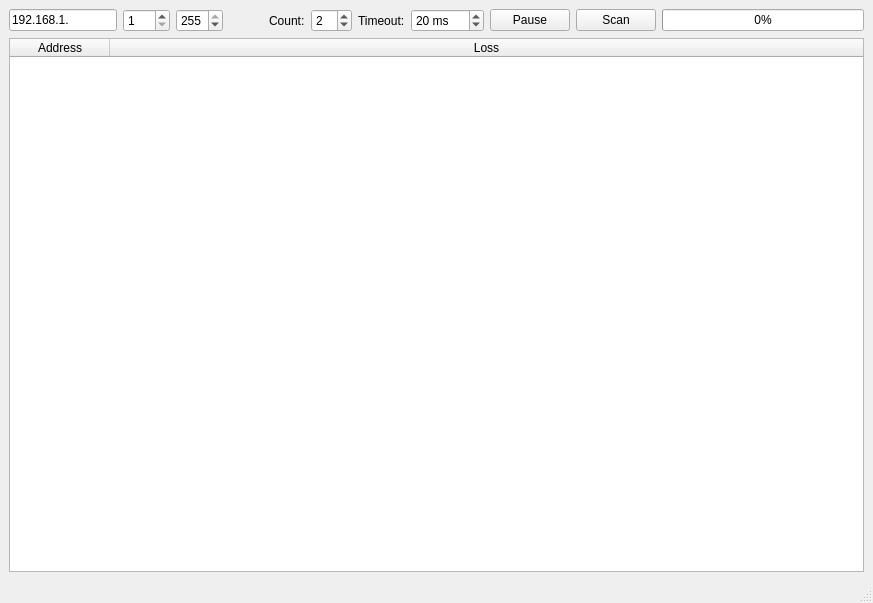
First picture: the form in mainwindow.ui, repository CJayM/NetworkTools, before the edit.
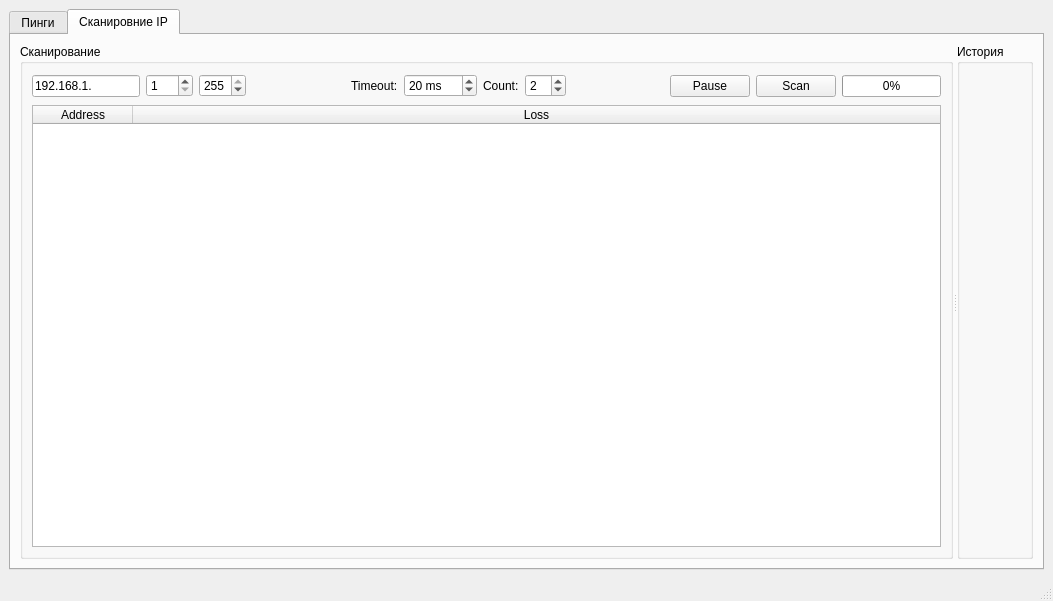
Second picture: the form after the edit.

Commit message: Панель сканиования IP перенесена в отдельную вкладку

```diff
--- a/mainwindow.ui
+++ b/mainwindow.ui
@@ -6,8 +6,8 @@
    <rect>
     <x>0</x>
     <y>0</y>
-    <width>873</width>
-    <height>603</height>
+    <width>1053</width>
+    <height>601</height>
    </rect>
   </property>
   <property name="windowTitle">
@@ -16,9 +16,32 @@
   <widget class="QWidget" name="centralwidget">
    <layout class="QVBoxLayout" name="verticalLayout_2">
     <item>
+     <widget class="QTabWidget" name="tabWidget">
+      <property name="currentIndex">
+       <number>1</number>
+      </property>
+      <widget class="QWidget" name="tab_2">
+       <attribute name="title">
+        <string>Пинги</string>
+       </attribute>
+      </widget>
+      <widget class="QWidget" name="scan_tab">
+       <attribute name="title">
+        <string>Сканировние IP</string>
+       </attribute>
      <layout class="QVBoxLayout" name="verticalLayout">
       <item>
-       <layout class="QHBoxLayout" name="horizontalLayout" stretch="0,0,0,0,0,0,0,0,0,0,1">
+         <widget class="QSplitter" name="splitter">
+          <property name="orientation">
+           <enum>Qt::Horizontal</enum>
+          </property>
+          <widget class="QGroupBox" name="groupBox1">
+           <property name="title">
+            <string>Сканирование</string>
+           </property>
+           <layout class="QVBoxLayout" name="verticalLayout_3">
+            <item>
+             <layout class="QHBoxLayout" name="horizontalLayout">
         <item>
          <widget class="QLineEdit" name="lineEdit">
           <property name="text">
@@ -56,35 +79,12 @@
           </property>
           <property name="sizeHint" stdset="0">
            <size>
-            <width>40</width>
-            <height>20</height>
+                  <width>13</width>
+                  <height>26</height>
            </size>
           </property>
          </spacer>
         </item>
-        <item>
-         <widget class="QLabel" name="label">
-          <property name="text">
-           <string>Count:</string>
-          </property>
-         </widget>
-        </item>
-        <item>
-         <widget class="QSpinBox" name="spinCount">
-          <property name="minimum">
-           <number>1</number>
-          </property>
-          <property name="maximum">
-           <number>10</number>
-          </property>
-          <property name="singleStep">
-           <number>1</number>
-          </property>
-          <property name="value">
-           <number>2</number>
-          </property>
-         </widget>
-        </item>
         <item>
          <widget class="QLabel" name="label_2">
           <property name="text">
@@ -108,6 +108,42 @@
           </property>
          </widget>
         </item>
+              <item>
+               <widget class="QLabel" name="label">
+                <property name="text">
+                 <string>Count:</string>
+                </property>
+               </widget>
+              </item>
+              <item>
+               <widget class="QSpinBox" name="spinCount">
+                <property name="minimum">
+                 <number>1</number>
+                </property>
+                <property name="maximum">
+                 <number>10</number>
+                </property>
+                <property name="singleStep">
+                 <number>1</number>
+                </property>
+                <property name="value">
+                 <number>2</number>
+                </property>
+               </widget>
+              </item>
+              <item>
+               <spacer name="horizontalSpacer_2">
+                <property name="orientation">
+                 <enum>Qt::Horizontal</enum>
+                </property>
+                <property name="sizeHint" stdset="0">
+                 <size>
+                  <width>13</width>
+                  <height>26</height>
+                 </size>
+                </property>
+               </spacer>
+              </item>
         <item>
          <widget class="QPushButton" name="btnPause">
           <property name="text">
@@ -152,6 +188,22 @@
        </widget>
       </item>
      </layout>
+          </widget>
+          <widget class="QGroupBox" name="groupBox">
+           <property name="title">
+            <string>История</string>
+           </property>
+           <layout class="QVBoxLayout" name="verticalLayout_4">
+            <item>
+             <widget class="QLabel" name="label"/>
+            </item>
+           </layout>
+          </widget>
+         </widget>
+        </item>
+       </layout>
+      </widget>
+     </widget>
     </item>
    </layout>
   </widget>
```
Left out of the diff: 2 changed lines with no effect on the pictures. Lines whose indentation alone changed are shown as unchanged.
